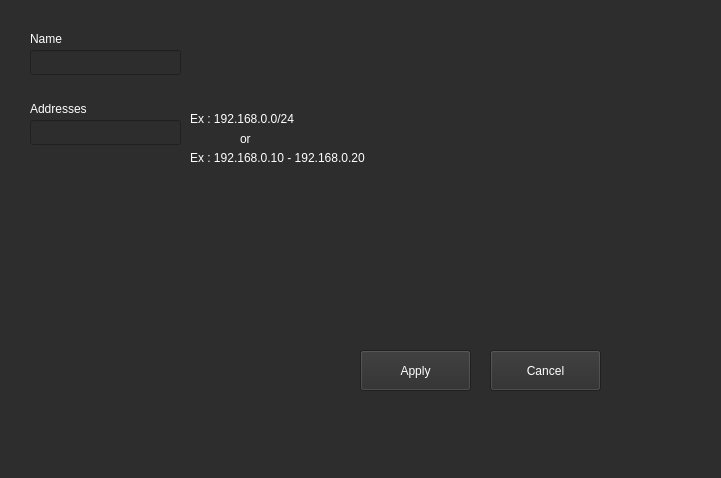
Old version of the form UI/PoolConfig.ui in the repository monico18/LTI-SDN-Controller.
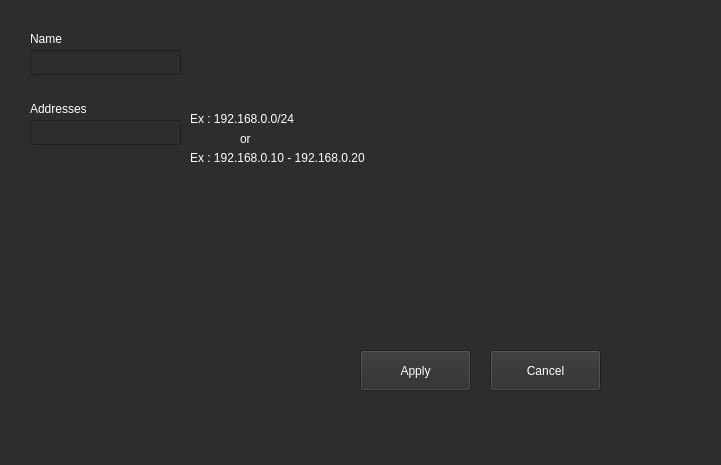
New version of the form.

What changed in the file:
```diff
--- a/UI/PoolConfig.ui
+++ b/UI/PoolConfig.ui
@@ -7,7 +7,7 @@
     <x>0</x>
     <y>0</y>
     <width>721</width>
-    <height>478</height>
+    <height>465</height>
    </rect>
   </property>
   <property name="windowTitle">
```
